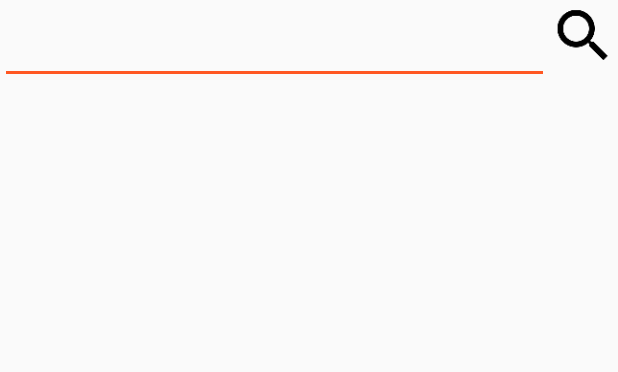
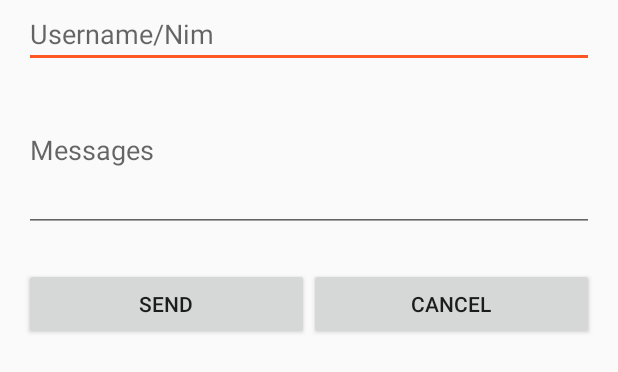
Before and after one commit to ElaNovita/PelinMobile, an Android app: the layout fragment_create_message.xml on its own in the app's theme, with its tools: preview values and no code run, on a phone screen of 412 x 824 dp. Shown: the top 372 px of the screen. Run offline under Robolectric (Android 15) with nearby library versions, the phone set to English and light mode, and no system bars; network calls fail.

```diff
--- a/app/src/main/java/com/example/ela/pelinmobile/Interface/MateriInterface.java
+++ b/app/src/main/java/com/example/ela/pelinmobile/Interface/MateriInterface.java
@@ -4,6 +4,7 @@ import com.example.ela.pelinmobile.Model.MateriModel;
 
 import java.util.List;
 
+import okhttp3.MultipartBody;
 import okhttp3.RequestBody;
 import retrofit2.Call;
 import retrofit2.http.GET;
@@ -21,7 +22,8 @@ public interface MateriInterface {
     Call<List<MateriModel>> getMateri(@Path("groupId") int groupId);
 
 
+    @Multipart
     @POST("groups/{groupId}/lessons")
-    Call<MateriModel> createMateri(@Path("groupId") int groupId);
+    Call<MateriModel> createMateri(@Path("groupId") int groupId, MateriModel materiModel, @Part MultipartBody.Part file);
 
 }
--- a/app/src/main/java/com/example/ela/pelinmobile/Interface/MessageInterface.java
+++ b/app/src/main/java/com/example/ela/pelinmobile/Interface/MessageInterface.java
@@ -6,8 +6,11 @@ import com.example.ela.pelinmobile.Model.ReplyMsgModel;
 
 import java.util.List;
 
+import okhttp3.ResponseBody;
 import retrofit2.Call;
+import retrofit2.Response;
 import retrofit2.http.Body;
+import retrofit2.http.DELETE;
 import retrofit2.http.GET;
 import retrofit2.http.POST;
 import retrofit2.http.Path;
@@ -25,4 +28,7 @@ public interface MessageInterface {
 
     @POST("messages/{userId}/reply")
     Call<ReplyMsgModel> sendMsg(@Path("userId") String userId, @Body ReplyMsgModel replyMsgModel);
+
+    @DELETE("messages/{userId}")
+    Call<ResponseBody> deleteMsg(@Path("userId") String userId);
 }
--- a/app/src/main/res/layout/fragment_create_message.xml
+++ b/app/src/main/res/layout/fragment_create_message.xml
@@ -1,30 +1,40 @@
-<FrameLayout xmlns:android="http://schemas.android.com/apk/res/android"
+<LinearLayout xmlns:android="http://schemas.android.com/apk/res/android"
     xmlns:tools="http://schemas.android.com/tools"
     android:layout_width="match_parent"
-    android:layout_height="match_parent"
+    android:layout_height="wrap_content"
+    android:paddingLeft="16dp"
+    android:paddingRight="16dp"
+    android:orientation="vertical"
     tools:context="com.example.ela.pelinmobile.Fragment.GroupDetail.CreateMessage">
-
     <!-- TODO: Update blank fragment layout -->
+        <EditText
+            android:id="@+id/txtName"
+            android:layout_width="match_parent"
+            android:layout_height="wrap_content"
+            android:hint="Username/Nim"/>
+        <EditText
+            android:id="@+id/msgContent"
+            android:layout_width="match_parent"
+            android:layout_height="wrap_content"
+            android:hint="Messages"
+            android:lines="4"/>
     <LinearLayout
         android:layout_width="match_parent"
         android:layout_height="wrap_content"
-        android:orientation="horizontal">
-        <android.support.design.widget.TextInputLayout
-            android:id="@+id/enter"
-            android:layout_width="0dp"
-            android:layout_weight="8"
-            android:layout_height="wrap_content">
-            <EditText
-                android:id="@+id/txtName"
-                android:layout_width="match_parent"
-                android:layout_height="wrap_content"/>
-        </android.support.design.widget.TextInputLayout>
-        <ImageView
-            android:id="@+id/searchMsg"
+        android:orientation="horizontal"
+        android:layout_marginTop="24dp">
+        <Button
+            android:id="@+id/sendMsg"
             android:layout_width="0dp"
             android:layout_height="wrap_content"
-            android:layout_weight="1"
-            android:src="@drawable/ic_search_black_48dp"/>
+            android:layout_weight="2"
+            android:text="Send"/>
+        <Button
+            android:id="@+id/cancel"
+            android:layout_width="0dp"
+            android:layout_height="wrap_content"
+            android:layout_weight="2"
+            android:text="Cancel"/>
     </LinearLayout>
 
-</FrameLayout>
+</LinearLayout>
```
Also changed, not shown: app/src/main/java/com/example/ela/pelinmobile/Adapter/MessagesAdapter.java (+39 -9 lines), app/src/main/java/com/example/ela/pelinmobile/Fragment/GroupDetail/CreateMessage.java (+59 -4 lines), app/src/main/java/com/example/ela/pelinmobile/Fragment/MessagesFragment.java (+69 -33 lines), app/src/main/java/com/example/ela/pelinmobile/MessageDetail.java (+10 -6 lines), app/src/main/java/com/example/ela/pelinmobile/Model/MessageModel.java (+21 -0 lines), app/src/main/java/com/example/ela/pelinmobile/UploadMateri.java (+18 -18 lines), app/src/main/res/layout/fragment_messages.xml (+10 -0 lines).
